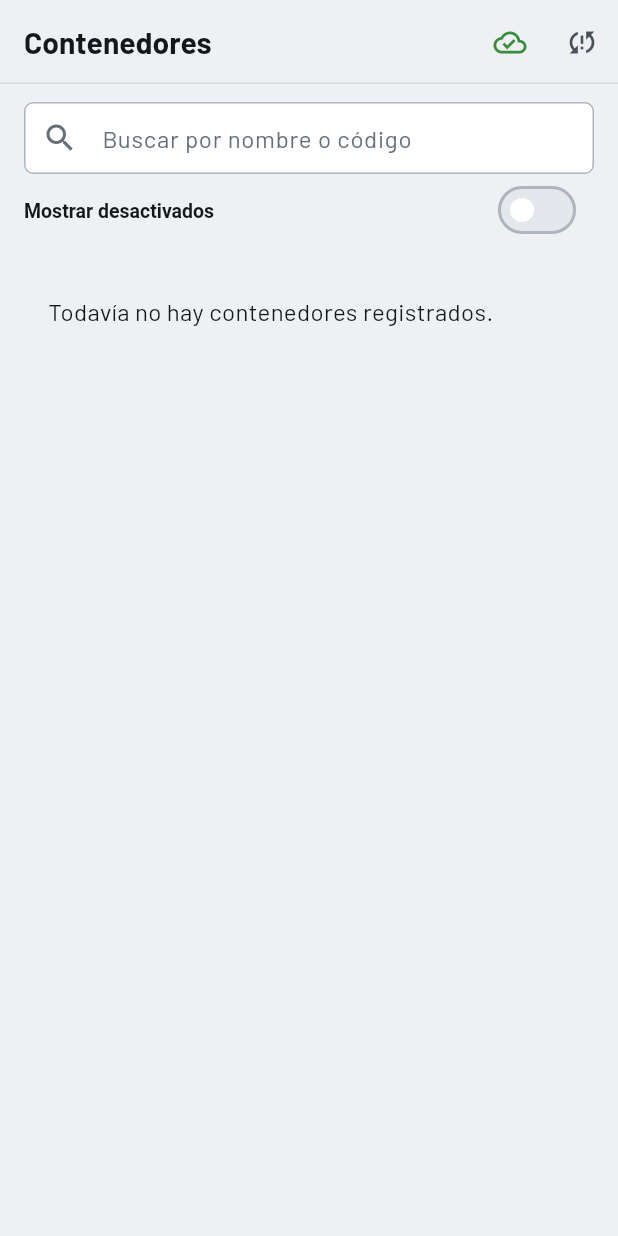
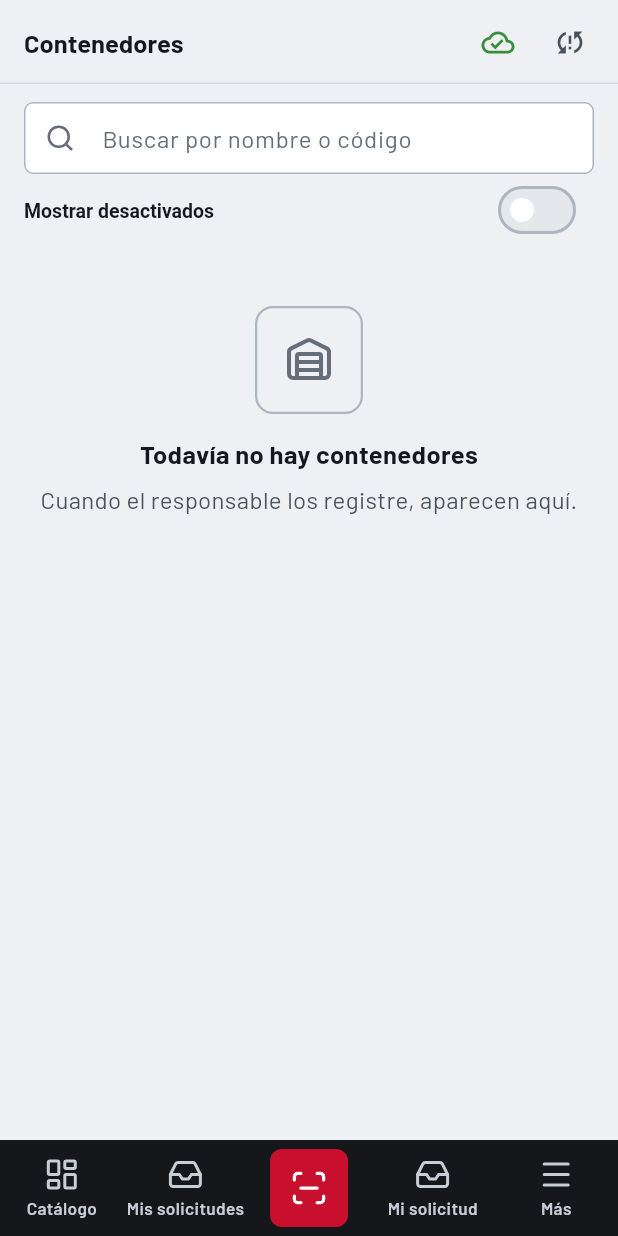
Before and after one commit to JaimeLug/InventarioMaker, a Flutter app: the ContenedoresPantalla screen opened by its route, on a phone screen of 412 x 824 dp. Run offline on Flutter 3.47's test engine with Material 3 defaults, Android fonts, the phone set to English and light mode, and no system bars; our stand-ins replace connectivity_plus, firebase_core, firebase_messaging, flutter_riverpod, go_router, image_picker and 5 more; missing offline and left inert: excel, file_saver, mobile_scanner; accounts and stored records are empty; network calls fail; statements that could not run were skipped.

Commit message:
Fase 7c: tablero de herramientas y armazón nuevo en contenedores, pendientes, conteos, inventarios y kits

```diff
--- a/app/lib/ui/armazon.dart
+++ b/app/lib/ui/armazon.dart
@@ -59,6 +59,7 @@ class TmArmazon extends ConsumerWidget {
       TmGrupoNav('Operación', [
         TmDestino('/', sesion == null ? 'Catálogo' : 'Tablero', Ico.tablero),
         if (sesion != null) TmDestino('/inventario', 'Inventario', Ico.inventario),
+        if (sesion != null) TmDestino('/herramientas', 'Herramientas', Ico.herramientas),
         TmDestino('/escanear', 'Escanear', Ico.escanear),
         if (sesion == null) TmDestino('/solicitud', 'Mi solicitud', Ico.solicitudes, conteo: ref.watch(carritoProvider).length),
         if (sesion != null && !administra) TmDestino('/mis-prestamos', 'Mis préstamos', Ico.prestamos),
@@ -70,7 +71,8 @@ class TmArmazon extends ConsumerWidget {
         TmGrupoNav('Control', [
           TmDestino('/pendientes', 'Pendientes', Ico.pendientes, conteo: pendientes),
           TmDestino('/conteos', 'Conteos', Ico.contar),
-          TmDestino('/inventarios', 'Inventarios', Ico.kits),
+          TmDestino('/inventarios', 'Inventarios', Ico.contar),
+          if (administra) TmDestino('/revisiones-kit', 'Kits y revisiones', Ico.kits),
           TmDestino('/contenedores', 'Contenedores', Ico.contenedores),
           if (administra) TmDestino('/por-revisar', 'Por revisar', Ico.aviso, conteo: porRevisar, urgente: porRevisar > 0),
           if (administra) TmDestino('/conflictos', 'Conflictos', Ico.sinConexion),
@@ -78,7 +80,6 @@ class TmArmazon extends ConsumerWidget {
       if (administra)
         TmGrupoNav('Administración', [
           TmDestino('/reportes', 'Reportes', Ico.reportes),
-          TmDestino('/revisiones-kit', 'Revisiones de kits', Ico.kits),
           TmDestino('/adeudos', 'Adeudos', Ico.adeudos),
           TmDestino('/etiquetas', 'Etiquetas', Ico.qr),
           TmDestino('/cuentas', 'Cuentas', Ico.cuentas),
--- a/app/lib/ui/pantallas/contenedores_pantallas.dart
+++ b/app/lib/ui/pantallas/contenedores_pantallas.dart
@@ -1,3 +1,6 @@
+import '../diseno/iconos.dart';
+import '../componentes/componentes.dart';
+import '../armazon.dart';
 import 'package:flutter/material.dart';
 import 'package:flutter_riverpod/flutter_riverpod.dart';
 import 'package:go_router/go_router.dart';
@@ -31,8 +34,15 @@ class ContenedoresPantalla extends ConsumerStatefulWidget {
 }
 
 class _ContenedoresPantallaState extends ConsumerState<ContenedoresPantalla> {
+  final _buscador = TextEditingController();
   String _texto = '';
   bool _desactivados = false;
+
+  @override
+  void dispose() {
+    _buscador.dispose();
+    super.dispose();
+  }
 
   @override
   Widget build(BuildContext context) {
@@ -40,16 +50,17 @@ class _ContenedoresPantallaState extends ConsumerState<ContenedoresPantalla> {
     final administra = ref.watch(sesionProvider).value?.administra ?? false;
     final articulos = ref.watch(articulosProvider).value ?? const <Articulo>[];
     final sinUbicar = articulos.where((a) => a.contenedorId == null).length;
-    return Scaffold(
-      appBar: AppBar(title: const Text('Contenedores'), actions: const [BarraSesion()]),
-      floatingActionButton: administra
+    return TmArmazon(
+      ruta: '/contenedores',
+      titulo: 'Contenedores',
+      fab: administra
           ? FloatingActionButton.extended(
               onPressed: () => context.push('/contenedores/nuevo'),
-              icon: const Icon(Icons.add),
+              icon: const Icon(Ico.nuevo),
               label: const Text('Nuevo contenedor'),
             )
           : null,
-      body: Centrado(
+      child: Centrado(
         child: Cargando<List<Contenedor>>(
           valor: contenedores,
           alReintentar: () => ref.invalidate(contenedoresProvider),
@@ -65,16 +76,21 @@ class _ContenedoresPantallaState extends ConsumerState<ContenedoresPantalla> {
               child: ListView(padding: const EdgeInsets.only(bottom: 96), children: [
                 Padding(
                   padding: const EdgeInsets.fromLTRB(16, 12, 16, 0),
-                  child: TextField(
-                    decoration: const InputDecoration(prefixIcon: Icon(Icons.search), hintText: 'Buscar por nombre o código'),
-                    onChanged: (t) => setState(() => _texto = t),
+                  child: TmBuscador(
+                    controlador: _buscador,
+                    pista: 'Buscar por nombre o código',
+                    onCambio: (t) => setState(() => _texto = t),
                   ),
                 ),
                 if (sinUbicar > 0)
-                  ListTile(
-                    leading: const Icon(Icons.location_off_outlined, color: Avisos.pendiente),
-                    title: Text('$sinUbicar artículo${sinUbicar == 1 ? '' : 's'} sin ubicación'),
-                    subtitle: Text(administra ? 'Abre un contenedor y toca "Agregar artículos".' : 'Todavía no se acomodan en un contenedor.'),
+                  Padding(
+                    padding: const EdgeInsets.fromLTRB(16, 12, 16, 0),
+                    child: TmAlerta(
+                      titulo: '$sinUbicar artículo${sinUbicar == 1 ? '' : 's'} sin ubicación',
+                      texto: administra ? 'Abre un contenedor y toca "Agregar artículos".' : 'Todavía no se acomodan en un contenedor.',
+                      tono: Tono.aviso,
+                      icono: Ico.ubicacion,
+                    ),
                   ),
                 SwitchListTile(
                   value: _desactivados,
@@ -83,11 +99,15 @@ class _ContenedoresPantallaState extends ConsumerState<ContenedoresPantalla> {
                   dense: true,
                 ),
                 if (todos.isEmpty)
-                  Padding(
-                    padding: const EdgeInsets.all(32),
-                    child: Text(administra
-                        ? 'Todavía no hay contenedores. Empieza por los gabinetes y después sus cajones.'
-                        : 'Todavía no hay contenedores registrados.'),
+                  TmVacio(
+                    icono: Ico.contenedores,
+                    titulo: 'Todavía no hay contenedores',
+                    texto: administra
+                        ? 'Empieza por los gabinetes y después sus cajones: así cada artículo tiene dónde vivir.'
+                        : 'Cuando el responsable los registre, aparecen aquí.',
+                    acciones: [
+                      if (administra) TmBoton('Nuevo contenedor', tipo: TipoBoton.secundario, icono: Ico.nuevo, onTap: () => context.push('/contenedores/nuevo')),
+                    ],
                   ),
                 for (final (c, nivel) in arbol)
                   ListTile(
--- a/app/lib/ui/pantallas/tablero_pantalla.dart
+++ b/app/lib/ui/pantallas/tablero_pantalla.dart
@@ -97,7 +97,7 @@ class _Tablero extends ConsumerWidget {
                 physics: const NeverScrollableScrollPhysics(),
                 mainAxisSpacing: Espacio.x3,
                 crossAxisSpacing: Espacio.x3,
-                childAspectRatio: compacto ? 1.5 : 1.9,
+                childAspectRatio: compacto ? 1.9 : 2.2,
                 children: [
                   TmKpi(etiqueta: 'Artículos', valor: '${todos.length}', pie: 'renglones en 7 categorías', icono: Ico.inventario, onTap: () => context.push('/inventario')),
                   TmKpi(etiqueta: 'Disponibles', valor: '$disponibles', pie: 'listos para prestar', iconoPie: Ico.ok, onTap: () => context.push('/inventario')),
--- a/app/lib/ui/rutas.dart
+++ b/app/lib/ui/rutas.dart
@@ -17,6 +17,7 @@ import 'pantallas/cuentas_pantalla.dart';
 import 'pantallas/diseno_pantalla.dart';
 import 'pantallas/devolucion_pantalla.dart';
 import 'pantallas/ficha_pantalla.dart';
+import 'pantallas/herramientas_pantalla.dart';
 import 'pantallas/inventario_pantalla.dart';
 import 'pantallas/tablero_pantalla.dart';
 import 'pantallas/mi_cuenta_pantalla.dart';
@@ -34,6 +35,7 @@ final rutasProvider = Provider<GoRouter>((ref) {
     routes: [
       GoRoute(path: '/', builder: (_, _) => const TableroPantalla()),
       GoRoute(path: '/inventario', builder: (_, _) => const InventarioPantalla()),
+      GoRoute(path: '/herramientas', builder: (_, _) => const HerramientasPantalla()),
       GoRoute(path: '/articulo/nuevo', builder: (_, _) => const ArticuloFormPantalla()),
       GoRoute(path: '/articulo/:id', builder: (_, e) => FichaPantalla(id: e.pathParameters['id']!)),
       GoRoute(path: '/articulo/:id/editar', builder: (_, e) => ArticuloFormPantalla(id: e.pathParameters['id'])),
```
Also changed, not shown: app/lib/ui/pantallas/herramientas_pantalla.dart (added, +293 -0 lines), app/lib/ui/pantallas/inventario_pantallas.dart (+15 -9 lines), app/lib/ui/pantallas/pendientes_pantallas.dart (+17 -12 lines), app/lib/ui/pantallas/reportes_pantallas.dart (+15 -5 lines), app/lib/ui/pantallas/revision_pantallas.dart (+5 -3 lines), 1 other file.
